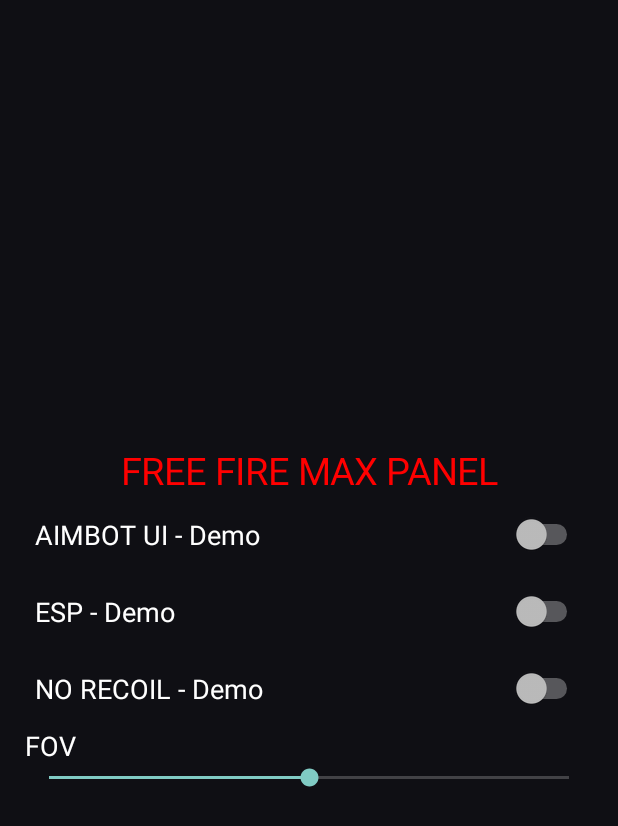
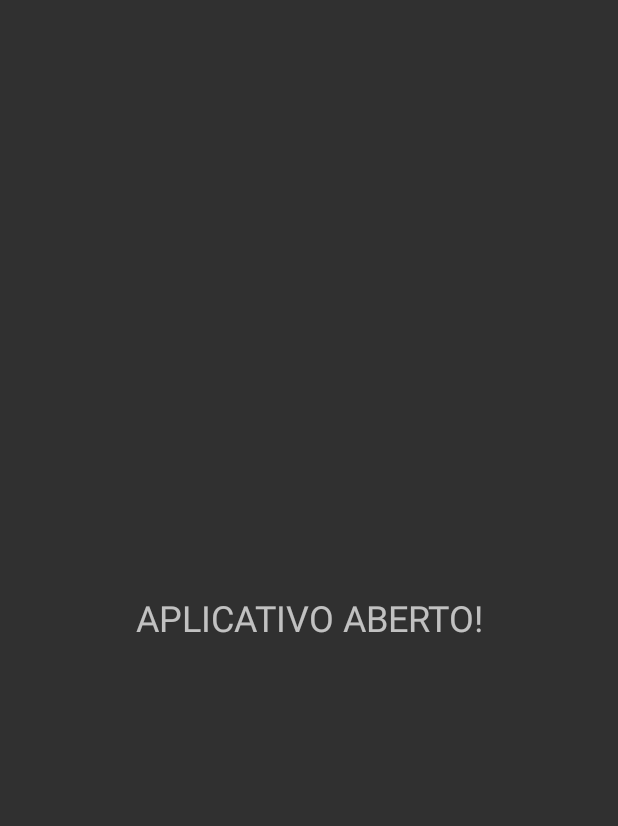
Before and after one commit to kaua273/FreeFireMaxPanel, an Android app: the screen it shows after launch (MainActivity), on a phone screen of 412 x 824 dp. Shown: the top 826 px of the screen. Run offline under Robolectric (Android 15) with nearby library versions, the phone set to English and light mode, and no system bars.

Commit message:
Update MainActivity.kt

```diff
--- a/app/src/main/java/com/panel/MainActivity.kt
+++ b/app/src/main/java/com/panel/MainActivity.kt
@@ -1,62 +1,19 @@
-
 package com.panel
 
 import android.app.Activity
 import android.os.Bundle
-import android.graphics.Color
+import android.widget.TextView
 import android.view.Gravity
-import android.widget.*
 
 class MainActivity : Activity() {
-
     override fun onCreate(savedInstanceState: Bundle?) {
         super.onCreate(savedInstanceState)
 
-        val layout = LinearLayout(this).apply {
-            orientation = LinearLayout.VERTICAL
-            gravity = Gravity.CENTER
-            setPadding(25, 30, 25, 30)
-            setBackgroundColor(Color.rgb(15, 15, 20))
-        }
+        val tela = TextView(this)
+        tela.text = "APLICATIVO ABERTO!"
+        tela.textSize = 24f
+        tela.gravity = Gravity.CENTER
 
-        val title = TextView(this).apply {
-            text = "FREE FIRE MAX PANEL"
-            textSize = 25f
-            setTextColor(Color.RED)
-            gravity = Gravity.CENTER
-        }
-
-        layout.addView(title)
-
-        fun addSwitch(name: String) {
-            val control = Switch(this).apply {
-                text = name
-                textSize = 18f
-                setTextColor(Color.WHITE)
-                setPadding(10, 20, 10, 20)
-            }
-            layout.addView(control)
-        }
-
-        addSwitch("AIMBOT UI - Demo")
-        addSwitch("ESP - Demo")
-        addSwitch("NO RECOIL - Demo")
-
-        val fovTitle = TextView(this).apply {
-            text = "FOV"
-            textSize = 18f
-            setTextColor(Color.WHITE)
-        }
-
-        layout.addView(fovTitle)
-
-        val fov = SeekBar(this).apply {
-            max = 180
-            progress = 90
-        }
-
-        layout.addView(fov)
-
-        setContentView(layout)
+        setContentView(tela)
     }
 }
```
